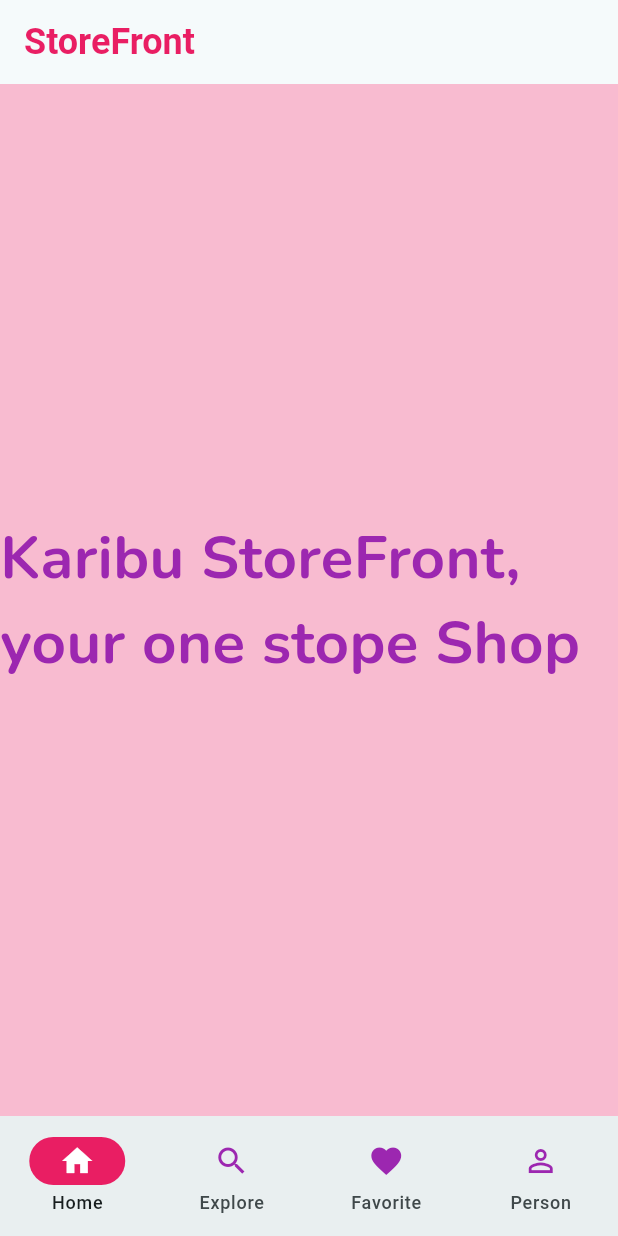
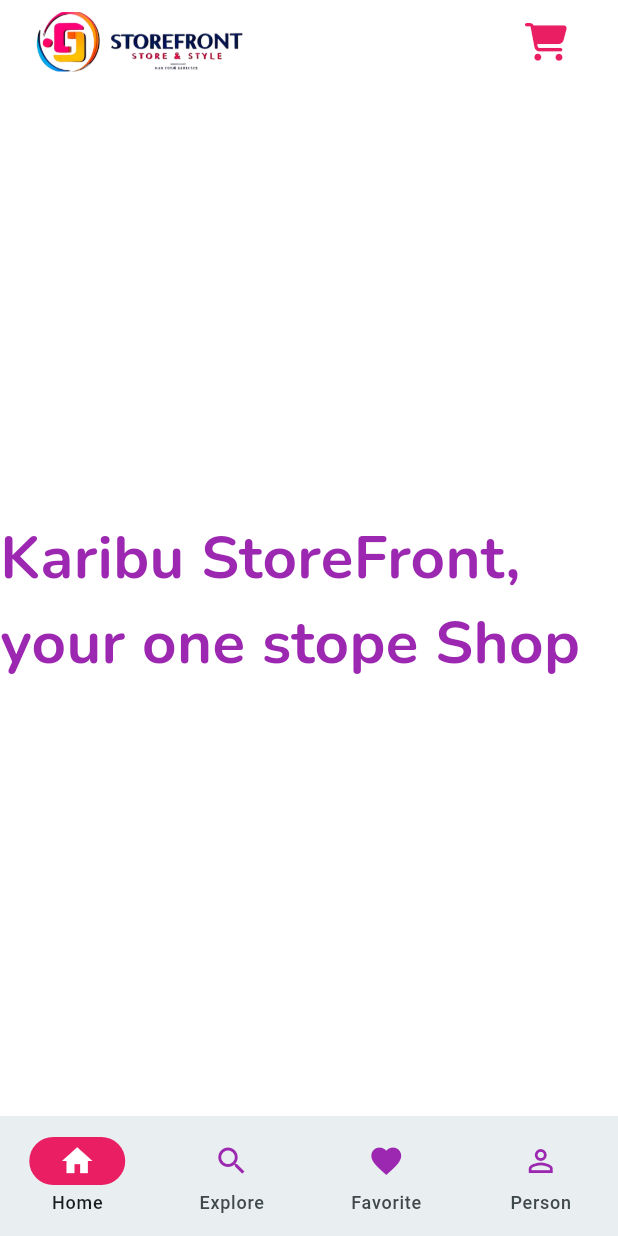
Before and after one commit to gilbert-ku/StoreFront-App, a Flutter app: the screen it shows after launch, on a phone screen of 412 x 824 dp. Run offline on Flutter 3.47's test engine with Material 3 defaults, Android fonts, the phone set to English and light mode, and no system bars; our stand-ins replace cloud_firestore, firebase_analytics, firebase_auth, firebase_core, fluttertoast, font_awesome_flutter and 2 more; accounts and stored records are empty.

Commit message:
feat(home_page): add appbar
added logo image and shopping cart

```diff
--- a/lib/main.dart
+++ b/lib/main.dart
@@ -4,7 +4,6 @@ import 'package:firebase_analytics/firebase_analytics.dart';
 import 'package:google_fonts/google_fonts.dart';
 import 'package:storefront/firebase_options.dart';
 import 'package:storefront/views/Navigation/bottom_navigation.dart';
-
 
 void main() async {
   WidgetsFlutterBinding.ensureInitialized(); // Ensures binding is initialized
@@ -36,7 +35,6 @@ class MyApp extends StatelessWidget {
       navigatorObservers: [
         FirebaseAnalyticsObserver(analytics: FirebaseAnalytics.instance),
       ], // Add analytics observer
-
       home: const BottomNavigation(),
     );
   }
--- a/lib/views/home/home_page.dart
+++ b/lib/views/home/home_page.dart
@@ -1,4 +1,5 @@
 import 'package:flutter/material.dart';
+import 'package:font_awesome_flutter/font_awesome_flutter.dart';
 
 class Homepage extends StatefulWidget {
   const Homepage({super.key});
@@ -12,19 +13,47 @@ class _HomepageState extends State<Homepage> {
   Widget build(BuildContext context) {
     return Scaffold(
       appBar: AppBar(
-        title: const Text(
-          "StoreFront",
-          style: TextStyle(
-            fontSize: 24,
-            fontWeight: FontWeight.bold,
-            color: Colors.pink,
+        backgroundColor: Colors.white,
+        elevation: 0,
+        title: Padding(
+          padding: const EdgeInsets.symmetric(
+            vertical: 10.0,
+            horizontal: 8.0,
+          ),
+          child: Row(
+            mainAxisAlignment: MainAxisAlignment.spaceBetween,
+            children: [
+              // Logo on the left side
+              Padding(
+                padding: const EdgeInsets.symmetric(vertical: 10.0),
+                child: Image.asset(
+                  'assets/images/storefront_logo.png',
+                  height: 40, // Logo size
+                  fit: BoxFit.cover, // Fit logo within the box
+                  alignment: Alignment.center,
+                ),
+              ),
+
+              // Cart icon on the right side
+              IconButton(
+                icon: const FaIcon(
+                  FontAwesomeIcons.cartShopping,
+                  size: 25, // Icon size
+                  color: Colors.pink, // Icon color
+                ),
+                onPressed: () {
+                  // Define the behavior when the cart icon is tapped
+                  debugPrint('Cart icon tapped');
+                },
+              ),
+            ],
           ),
         ),
       ),
       body: Center(
         child: Container(
           height: double.infinity,
-          color: Colors.pink[100],
+          color: Colors.white,
           child: const Center(
             child: Text(
               "Karibu StoreFront, your one stope Shop",
@@ -37,7 +66,6 @@ class _HomepageState extends State<Homepage> {
           ),
         ),
       ),
-
     );
   }
 }
```
